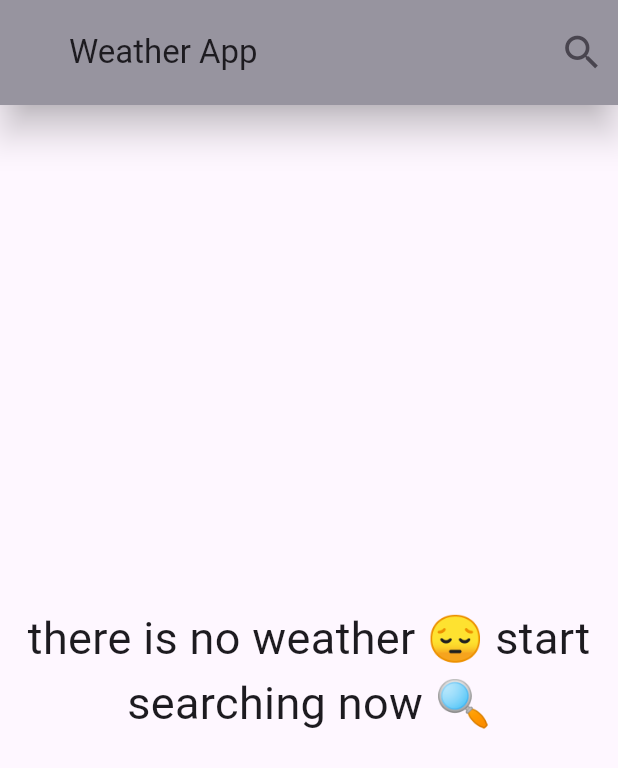
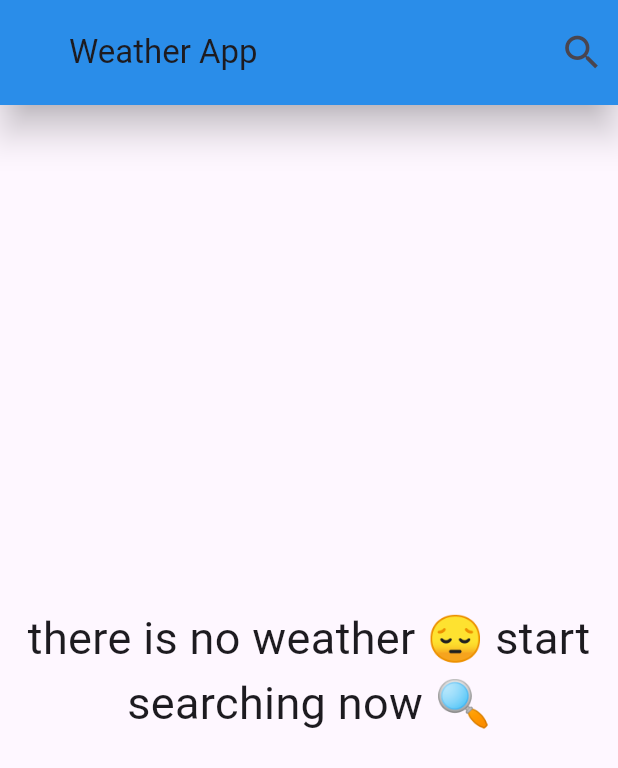
Before and after one commit to HazemAhmed677/weather-app, a Flutter app: the screen it shows after launch, on a phone screen of 412 x 824 dp. Shown: the top 768 px of the screen. Run offline on Flutter 3.47's test engine with Material 3 defaults, Android fonts, the phone set to English and light mode, and no system bars; our stand-ins replace dio, flutter_bloc.

Commit message:
make the code more clean

```diff
--- a/lib/constants.dart
+++ b/lib/constants.dart
@@ -1,7 +1,7 @@
 import 'package:flutter/material.dart';
 
 MaterialColor kGetWeatherColor(String? condition) {
-  if (condition == null) return Colors.grey;
+  if (condition == null) return Colors.blue;
   switch (condition) {
     case 'Sunny':
     case 'Clear':
--- a/lib/cubits/get_weather_cubit/get_weather_cubit.dart
+++ b/lib/cubits/get_weather_cubit/get_weather_cubit.dart
@@ -11,7 +11,7 @@ class GetWeatherCubit extends Cubit<WeatherState> {
     try {
       emit(WeatherLoadingState());
       weatherModel = await WeatherService().getWeather(cityName: cityName);
-      emit(WaatherSuccessState());
+      emit(WaatherSuccessState(weatherModel: weatherModel!));
     } catch (e) {
       if (e.toString().contains('400') || e.toString().contains('Invalid')) {
         errorMsg = 'No conutry with this name';
--- a/lib/cubits/get_weather_cubit/weather_states.dart
+++ b/lib/cubits/get_weather_cubit/weather_states.dart
@@ -1,9 +1,14 @@
+import 'package:weather_app/models/weather_model.dart';
+
 class WeatherState {}
 
 class WeatherIntialState extends WeatherState {}
 
 class WeatherLoadingState extends WeatherState {}
 
-class WaatherSuccessState extends WeatherState {}
+class WaatherSuccessState extends WeatherState {
+  WeatherModel weatherModel;
+  WaatherSuccessState({required this.weatherModel});
+}
 
 class WeatherFalierState extends WeatherState {}
--- a/lib/main.dart
+++ b/lib/main.dart
@@ -5,7 +5,10 @@ import 'package:weather_app/cubits/get_weather_cubit/get_weather_cubit.dart';
 import 'package:weather_app/views/home_view.dart';
 
 void main() {
-  runApp(const WeatherApp());
+  runApp(BlocProvider(
+    create: (context) => GetWeatherCubit(),
+    child: const WeatherApp(),
+  ));
 }
 
 class WeatherApp extends StatelessWidget {
@@ -13,9 +16,6 @@ class WeatherApp extends StatelessWidget {
 
   @override
   Widget build(BuildContext context) {
-    return BlocProvider(
-      create: (context) => GetWeatherCubit(),
-      child: Builder(builder: (context) {
     return MaterialApp(
       debugShowCheckedModeBanner: false,
       theme: ThemeData(
@@ -24,7 +24,5 @@ class WeatherApp extends StatelessWidget {
       ),
       home: const HomeView(),
     );
-      }),
-    );
   }
 }
--- a/lib/views/home_view.dart
+++ b/lib/views/home_view.dart
@@ -57,7 +57,9 @@ class HomeView extends StatelessWidget {
                   ),
                 );
               } else if (state is WaatherSuccessState) {
-                return const WeatherInfoBody();
+                return WeatherInfoBody(
+                  weatherModel: state.weatherModel,
+                );
               } else if (state is WeatherFalierState) {
                 return ErrorMsg(
                     errorMsg:
--- a/lib/widgets/weather_info_body.dart
+++ b/lib/widgets/weather_info_body.dart
@@ -6,14 +6,13 @@ import 'package:weather_app/models/weather_model.dart';
 import '../cubits/get_weather_cubit/get_weather_cubit.dart';
 
 class WeatherInfoBody extends StatelessWidget {
-  const WeatherInfoBody({super.key});
+  const WeatherInfoBody({super.key, required this.weatherModel});
+  final WeatherModel weatherModel;
   @override
   Widget build(BuildContext context) {
     return BlocBuilder<GetWeatherCubit, WeatherState>(
         builder: (context, state) {
       if (state is WaatherSuccessState) {
-        WeatherModel weatherModel =
-            BlocProvider.of<GetWeatherCubit>(context).weatherModel!;
         return Container(
           decoration: BoxDecoration(
             gradient: LinearGradient(
```
Lines whose indentation alone changed are shown as unchanged.
